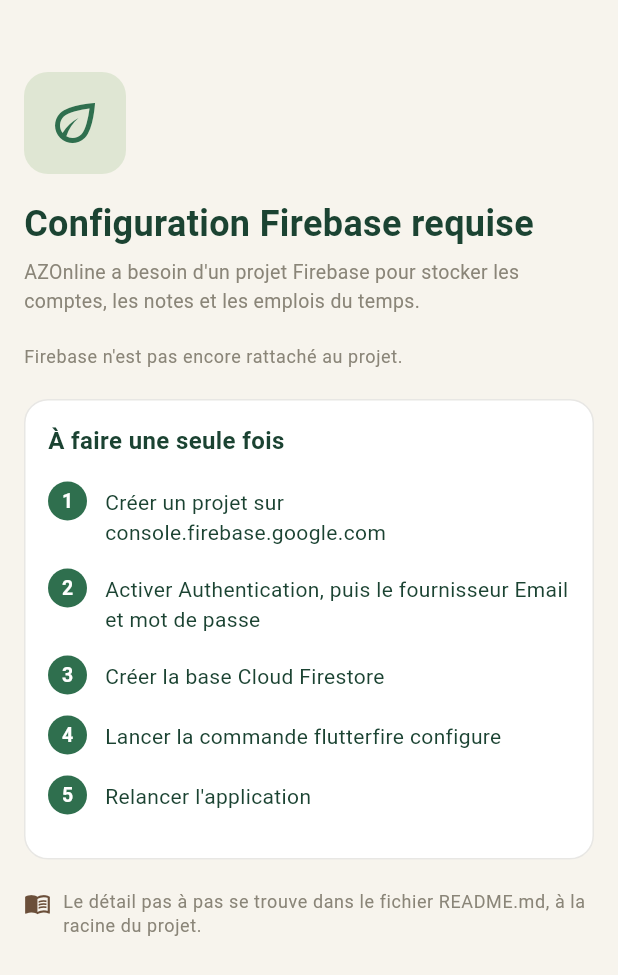
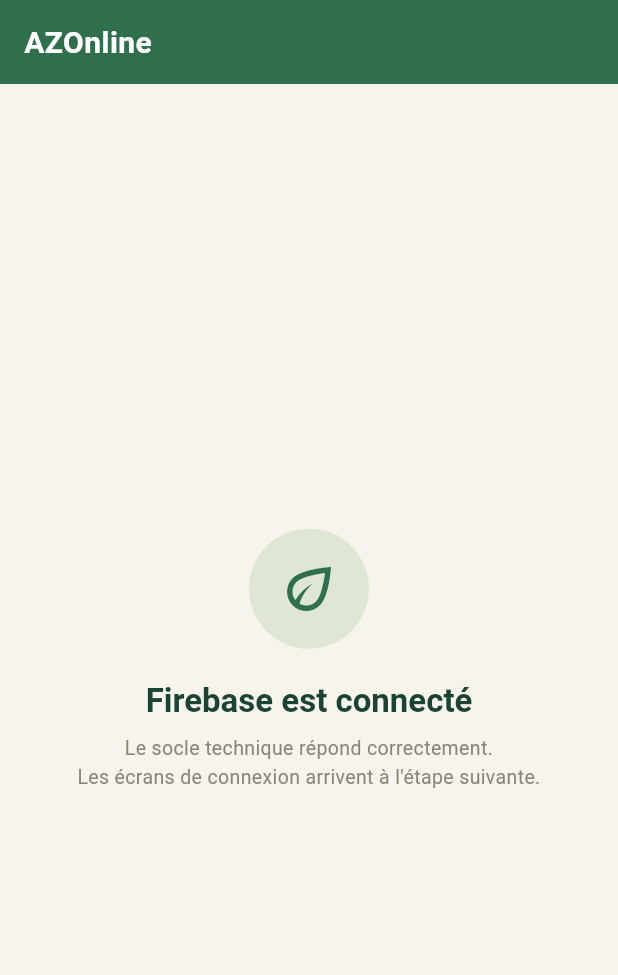
Before and after one commit to BYecir02/dart-myb, a Flutter app: the screen it shows after launch, on a phone screen of 412 x 824 dp. Shown: the top 975 px of the screen. Run offline on Flutter 3.47's test engine with Material 3 defaults, Android fonts, the phone set to English and light mode, and no system bars; our stand-ins replace cloud_firestore, firebase_auth, firebase_core, flutter_riverpod; accounts and stored records are empty.

Commit message:
feat(config): rattacher le projet a firebase

```diff
--- a/azonline/lib/main.dart
+++ b/azonline/lib/main.dart
@@ -1,26 +1,49 @@
+import 'package:firebase_core/firebase_core.dart';
 import 'package:flutter/material.dart';
 import 'package:flutter_riverpod/flutter_riverpod.dart';
 
+import 'firebase_options.dart';
 import 'pages/page_configuration_requise.dart';
 import 'theme/theme_nature.dart';
 
 /// Point d'entrée de AZOnline.
 ///
-/// L'initialisation de Firebase et le portail d'authentification sont ajoutés
-/// à l'étape suivante (F2). Pour l'instant, l'application démarre sur l'écran
-/// qui explique comment rattacher le projet à Firebase.
-void main() {
+/// La fonction est asynchrone car Firebase doit terminer son initialisation
+/// avant que le premier widget ne soit dessiné : les services d'authentification
+/// et de base de données ne répondent pas tant que cette étape n'est pas passée.
+Future<void> main() async {
+  // Obligatoire avant tout appel natif : Firebase dialogue avec la couche
+  // Android ou navigateur avant que Flutter ne construise son interface.
+  WidgetsFlutterBinding.ensureInitialized();
+
+  // L'échec de l'initialisation n'est pas traité comme un plantage. On le
+  // conserve dans une variable pour afficher un écran explicatif, plutôt que
+  // de laisser l'utilisateur devant une application morte.
+  String? messageDemarrage;
+
+  try {
+    await Firebase.initializeApp(
+      options: DefaultFirebaseOptions.currentPlatform,
+    );
+  } catch (erreur) {
+    messageDemarrage = 'Initialisation de Firebase impossible : $erreur';
+  }
+
   runApp(
     // ProviderScope conserve l'état global de l'application. Il enveloppe
     // l'arbre entier dès le démarrage, sans quoi aucun provider ne serait
     // accessible depuis les pages.
-    const ProviderScope(child: ApplicationAZOnline()),
+    ProviderScope(child: ApplicationAZOnline(messageDemarrage: messageDemarrage)),
   );
 }
 
 /// Racine de l'application : thème, titre et premier écran.
 class ApplicationAZOnline extends StatelessWidget {
-  const ApplicationAZOnline({super.key});
+  /// Renseigné uniquement si Firebase n'a pas pu démarrer.
+  /// Vaut `null` lorsque tout s'est bien passé.
+  final String? messageDemarrage;
+
+  const ApplicationAZOnline({super.key, this.messageDemarrage});
 
   @override
   Widget build(BuildContext context) {
@@ -46,8 +69,58 @@
         );
       },
 
-      home: const PageConfigurationRequise(
-        message: 'Firebase n\'est pas encore rattaché au projet.',
+      home: messageDemarrage == null
+          ? const PageSocleProvisoire()
+          : PageConfigurationRequise(message: messageDemarrage!),
+    );
+  }
+}
+
+/// Écran provisoire affiché lorsque Firebase répond correctement.
+///
+/// Il n'a qu'un rôle de vérification : confirmer que le socle technique tient
+/// debout avant que les vraies pages n'existent. Il sera remplacé par le
+/// portail d'authentification à l'étape F5.
+class PageSocleProvisoire extends StatelessWidget {
+  const PageSocleProvisoire({super.key});
+
+  @override
+  Widget build(BuildContext context) {
+    return Scaffold(
+      appBar: AppBar(title: const Text('AZOnline')),
+      body: Center(
+        child: Padding(
+          padding: const EdgeInsets.all(MesuresNature.margeEcran),
+          child: Column(
+            mainAxisAlignment: MainAxisAlignment.center,
+            children: [
+              Container(
+                padding: const EdgeInsets.all(18),
+                decoration: BoxDecoration(
+                  color: PaletteNature.vertTendre.withValues(alpha: 0.20),
+                  shape: BoxShape.circle,
+                ),
+                child: const Icon(
+                  Icons.eco_outlined,
+                  color: PaletteNature.vertFeuille,
+                  size: 44,
+                ),
+              ),
+              const SizedBox(height: MesuresNature.espaceBloc),
+              Text(
+                'Firebase est connecté',
+                style: Theme.of(context).textTheme.headlineSmall,
+              ),
+              const SizedBox(height: 8),
+              const Text(
+                'Le socle technique répond correctement.\n'
+                'Les écrans de connexion arrivent à l\'étape suivante.',
+                textAlign: TextAlign.center,
+                style: TextStyle(color: PaletteNature.pierre, fontSize: 13),
+              ),
+            ],
+          ),
+        ),
       ),
     );
   }
```
Also changed, not shown: azonline/firebase.json (added), azonline/lib/firebase_options.dart (added), 5 other files.
